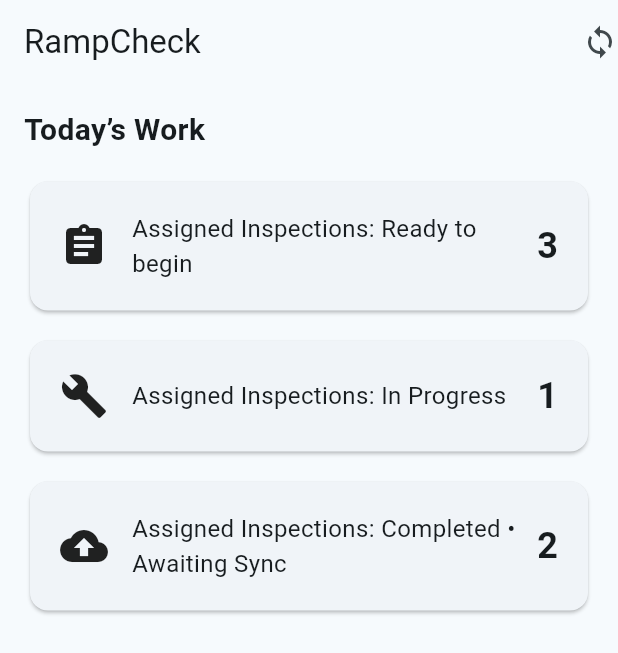
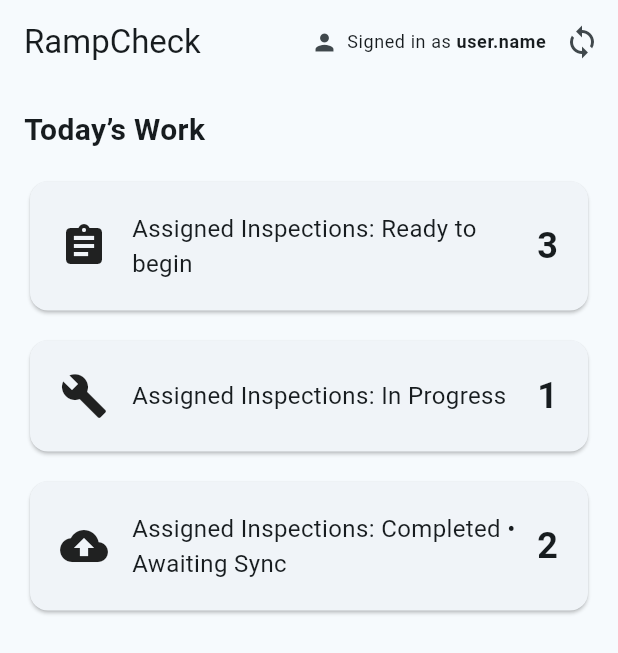
Before and after one commit to Alex-Cooke192/Cross_Platform_Programming_Assignment_2_Maintenance_Logging_System, a Flutter app: the screen it shows after launch, on a phone screen of 412 x 824 dp. Shown: the top 653 px of the screen. Run offline on Flutter 3.47's test engine with Material 3 defaults, Android fonts, the phone set to English and light mode, and no system bars; our stand-ins replace drift; accounts and stored records are empty; generated files the repository leaves out were written again.

Commit message:
added 'signd in as' widget to home screen

```diff
--- a/lib/screens/home_screen.dart
+++ b/lib/screens/home_screen.dart
@@ -2,6 +2,7 @@
 import 'outstanding_inspection_list_screen.dart';
 import 'current_inspection_list_screen.dart';
 import '../mocks/mock_models.dart';
+import '../widgets/signed_in_as_widget.dart';
 
 class HomeScreen extends StatelessWidget {
   const HomeScreen({super.key});
@@ -12,7 +13,10 @@
       appBar: AppBar(
         title: const Text('RampCheck'),
         actions: const [
-          Icon(Icons.sync), // later: sync status indicator
+          SignedInAs(userLabel: 'user.name'),
+          SizedBox(width: 12),
+          Icon(Icons.sync), //later: sync status indicator
+          SizedBox(width: 12),
         ],
       ),
       body: Padding(
```
